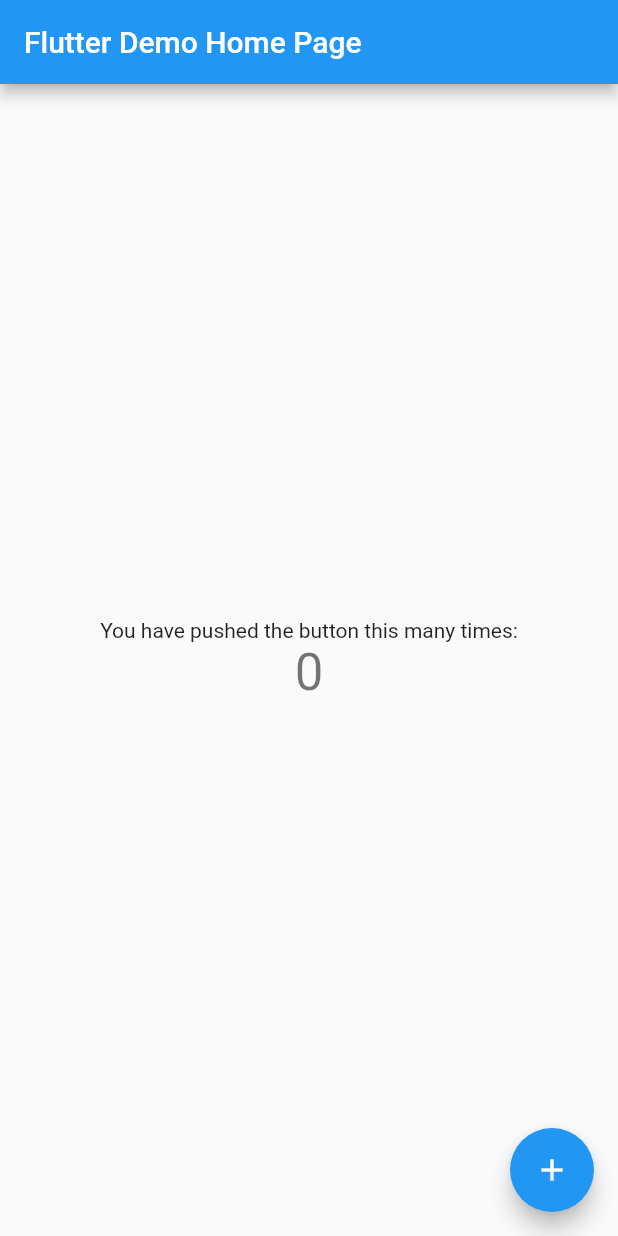
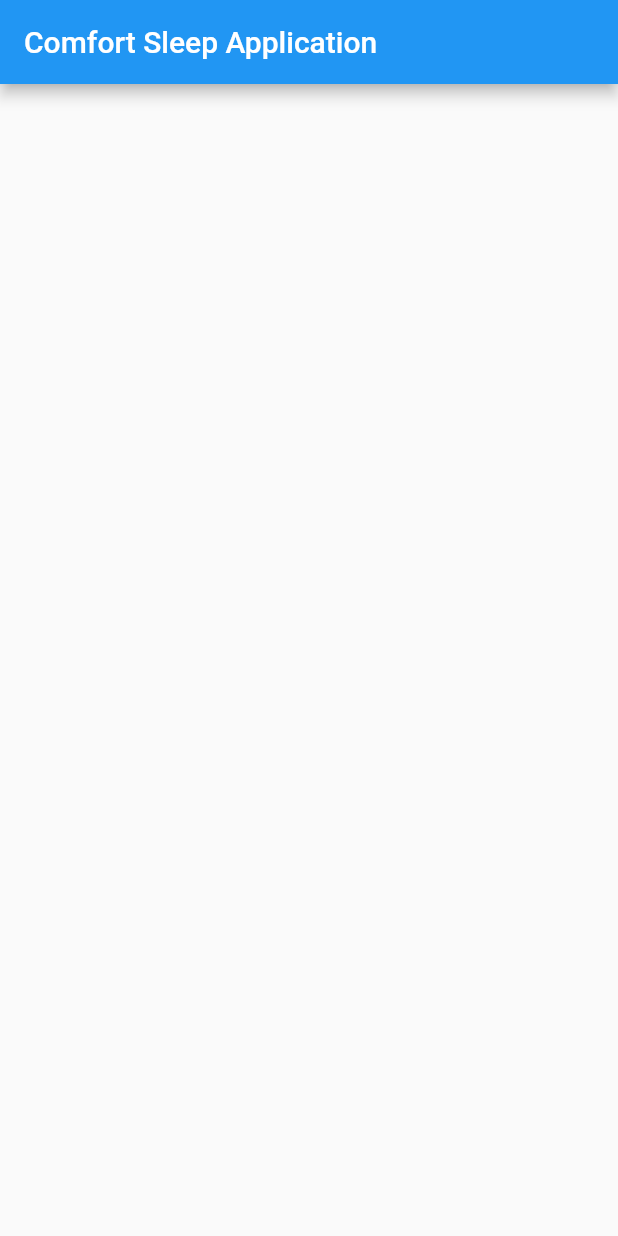
Before and after one commit to ArlanchikDrey/ComfortSleep, a Flutter app: the screen it shows after launch, on a phone screen of 412 x 824 dp. Run offline on Flutter 3.47's test engine with Material 2 defaults, Android fonts, the phone set to English and light mode, and no system bars.

Commit message:
add ЪУЪ

```diff
--- a/lib/main.dart
+++ b/lib/main.dart
@@ -1,117 +1,14 @@
+import 'package:comfort_sleep/mainscreen.dart';
 import 'package:flutter/material.dart';
 
-void main() {
-  runApp(MyApp());
-}
+void main() => runApp(ComfortSleep());
 
-class MyApp extends StatelessWidget {
-  // This widget is the root of your application.
+class ComfortSleep extends StatelessWidget {
   @override
   Widget build(BuildContext context) {
     return MaterialApp(
-      title: 'Flutter Demo',
-      theme: ThemeData(
-        // This is the theme of your application.
-        //
-        // Try running your application with "flutter run". You'll see the
-        // application has a blue toolbar. Then, without quitting the app, try
-        // changing the primarySwatch below to Colors.green and then invoke
-        // "hot reload" (press "r" in the console where you ran "flutter run",
-        // or simply save your changes to "hot reload" in a Flutter IDE).
-        // Notice that the counter didn't reset back to zero; the application
-        // is not restarted.
-        primarySwatch: Colors.blue,
-        // This makes the visual density adapt to the platform that you run
-        // the app on. For desktop platforms, the controls will be smaller and
-        // closer together (more dense) than on mobile platforms.
-        visualDensity: VisualDensity.adaptivePlatformDensity,
-      ),
-      home: MyHomePage(title: 'Flutter Demo Home Page'),
+      debugShowCheckedModeBanner: false,
+      home: MainScreen(title: 'Comfort Sleep Application'),
     );
   }
 }
-
-class MyHomePage extends StatefulWidget {
-  MyHomePage({Key key, this.title}) : super(key: key);
-
-  // This widget is the home page of your application. It is stateful, meaning
-  // that it has a State object (defined below) that contains fields that affect
-  // how it looks.
-
-  // This class is the configuration for the state. It holds the values (in this
-  // case the title) provided by the parent (in this case the App widget) and
-  // used by the build method of the State. Fields in a Widget subclass are
-  // always marked "final".
-
-  final String title;
-
-  @override
-  _MyHomePageState createState() => _MyHomePageState();
-}
-
-class _MyHomePageState extends State<MyHomePage> {
-  int _counter = 0;
-
-  void _incrementCounter() {
-    setState(() {
-      // This call to setState tells the Flutter framework that something has
-      // changed in this State, which causes it to rerun the build method below
-      // so that the display can reflect the updated values. If we changed
-      // _counter without calling setState(), then the build method would not be
-      // called again, and so nothing would appear to happen.
-      _counter++;
-    });
-  }
-
-  @override
-  Widget build(BuildContext context) {
-    // This method is rerun every time setState is called, for instance as done
-    // by the _incrementCounter method above.
-    //
-    // The Flutter framework has been optimized to make rerunning build methods
-    // fast, so that you can just rebuild anything that needs updating rather
-    // than having to individually change instances of widgets.
-    return Scaffold(
-      appBar: AppBar(
-        // Here we take the value from the MyHomePage object that was created by
-        // the App.build method, and use it to set our appbar title.
-        title: Text(widget.title),
-      ),
-      body: Center(
-        // Center is a layout widget. It takes a single child and positions it
-        // in the middle of the parent.
-        child: Column(
-          // Column is also a layout widget. It takes a list of children and
-          // arranges them vertically. By default, it sizes itself to fit its
-          // children horizontally, and tries to be as tall as its parent.
-          //
-          // Invoke "debug painting" (press "p" in the console, choose the
-          // "Toggle Debug Paint" action from the Flutter Inspector in Android
-          // Studio, or the "Toggle Debug Paint" command in Visual Studio Code)
-          // to see the wireframe for each widget.
-          //
-          // Column has various properties to control how it sizes itself and
-          // how it positions its children. Here we use mainAxisAlignment to
-          // center the children vertically; the main axis here is the vertical
-          // axis because Columns are vertical (the cross axis would be
-          // horizontal).
-          mainAxisAlignment: MainAxisAlignment.center,
-          children: <Widget>[
-            Text(
-              'You have pushed the button this many times:',
-            ),
-            Text(
-              '$_counter',
-              style: Theme.of(context).textTheme.headline4,
-            ),
-          ],
-        ),
-      ),
-      floatingActionButton: FloatingActionButton(
-        onPressed: _incrementCounter,
-        tooltip: 'Increment',
-        child: Icon(Icons.add),
-      ), // This trailing comma makes auto-formatting nicer for build methods.
-    );
-  }
-}
--- /dev/null
+++ b/lib/mainscreen.dart
@@ -0,0 +1,28 @@
+import 'package:flutter/material.dart';
+
+
+class MainScreen extends StatefulWidget {
+  MainScreen({Key key, this.title}) : super(key: key);
+  final String title;
+
+  @override
+  _MainScreenState createState() => _MainScreenState();
+}
+
+class _MainScreenState extends State<MainScreen> {
+
+
+  @override
+  Widget build(BuildContext context) {
+    return Scaffold(
+      appBar: AppBar(
+        title: Text(widget.title),
+      ),
+      body: Center(
+
+        // Soon
+
+      ),
+    );
+  }
+}
```
Also changed, not shown: pubspec.yaml (+2 -58 lines), 2 other files.
